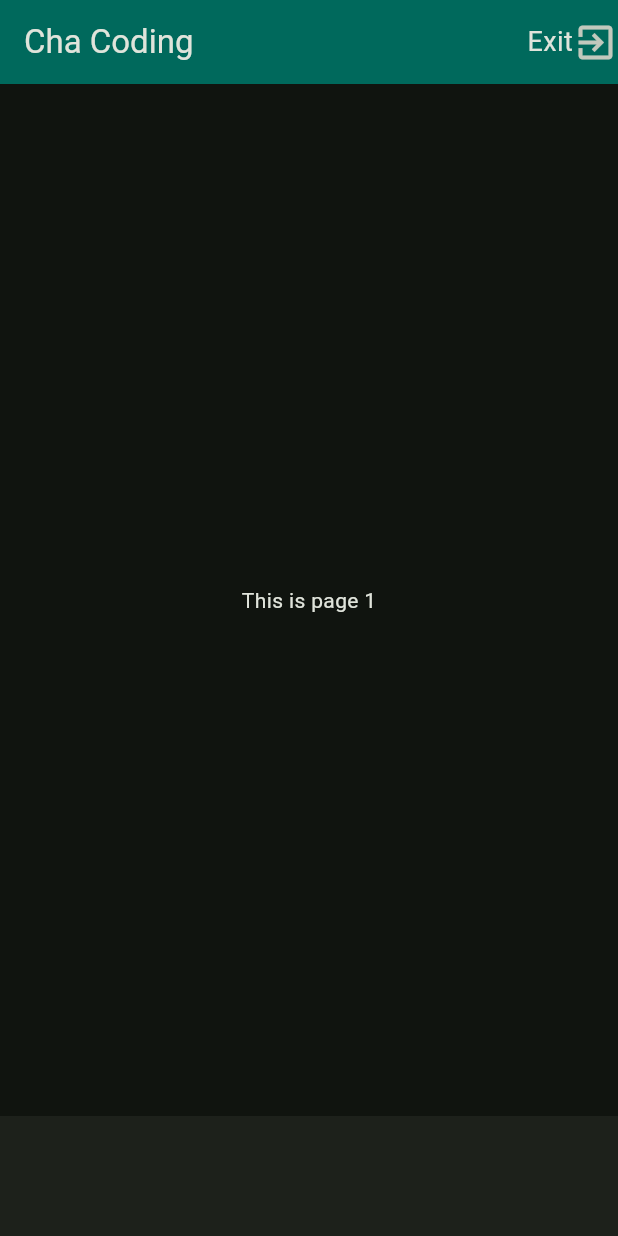
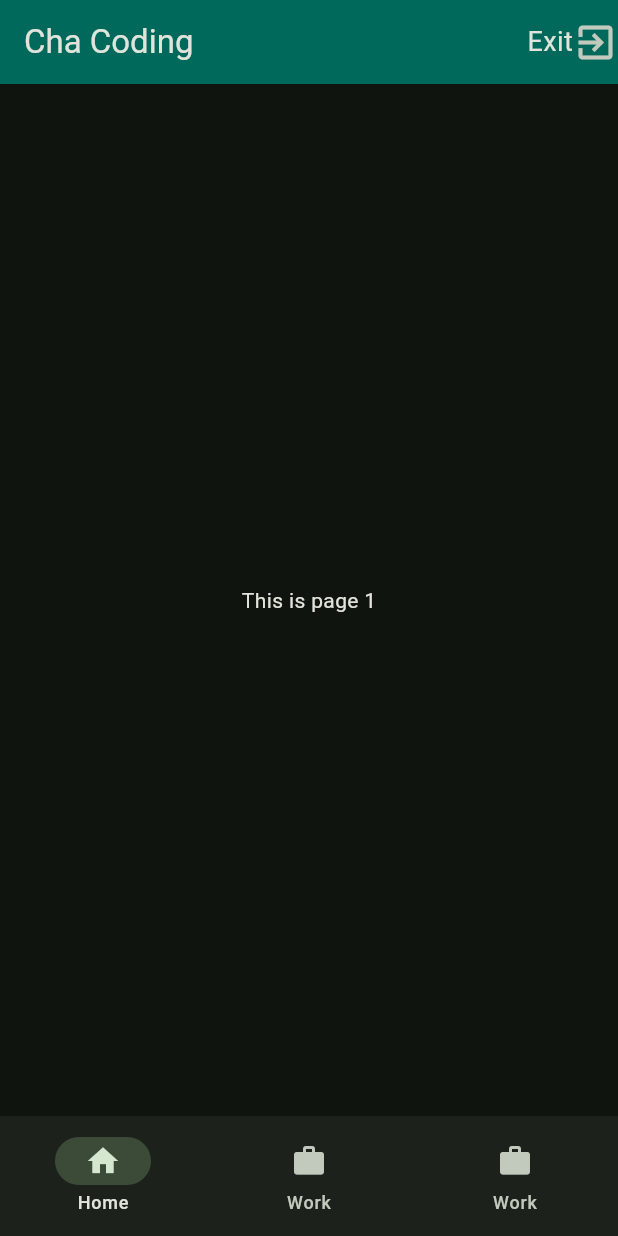
Before and after one commit to iktiarnazib/Flutterapp, a Flutter app: the screen it shows after launch, on a phone screen of 412 x 824 dp. Run offline on Flutter 3.47's test engine with Material 3 defaults, Android fonts, the phone set to English and light mode, and no system bars.

Commit message:
this is new

```diff
--- a/lib/main.dart
+++ b/lib/main.dart
@@ -97,7 +97,11 @@ class _HomePageState extends State<HomePage> {
           ? Center(child: Text("This is page 2"))
           : Center(child: Text("This is page 3")),
       bottomNavigationBar: NavigationBar(
-        destinations: [],
+        destinations: [
+          NavigationDestination(icon: Icon(Icons.home), label: 'Home'),
+          NavigationDestination(icon: Icon(Icons.work), label: 'Work'),
+          NavigationDestination(icon: Icon(Icons.work), label: 'Work'),
+        ],
         onDestinationSelected: (int value) {
           setState(() {
             clientSelection = value;
```
